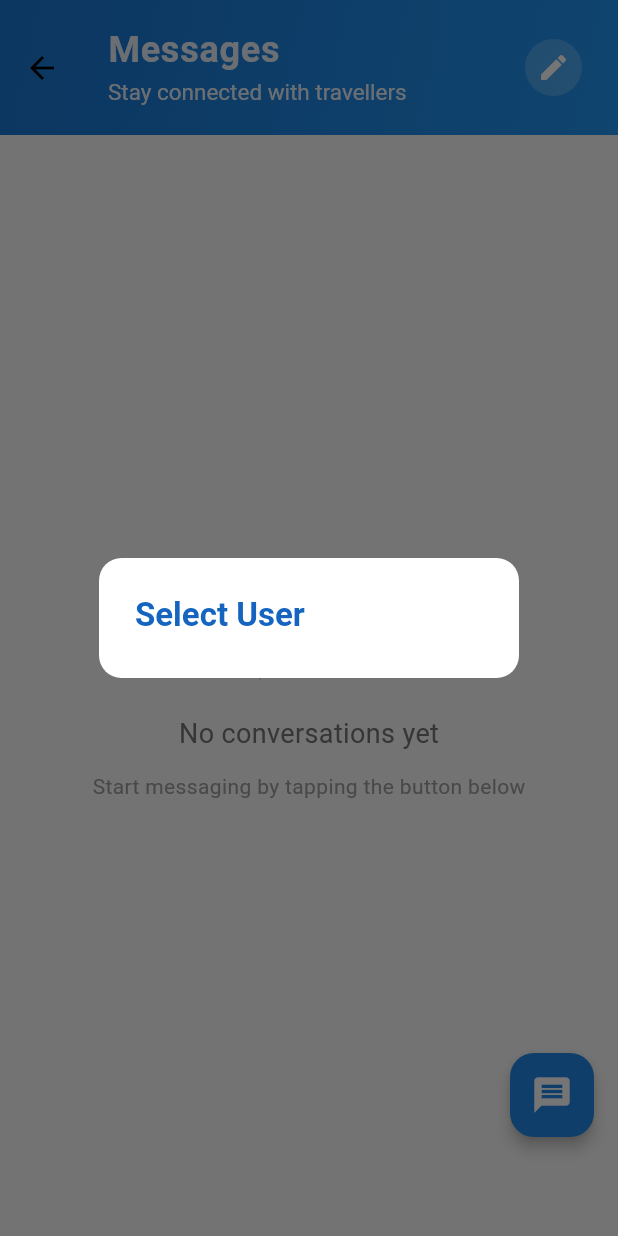
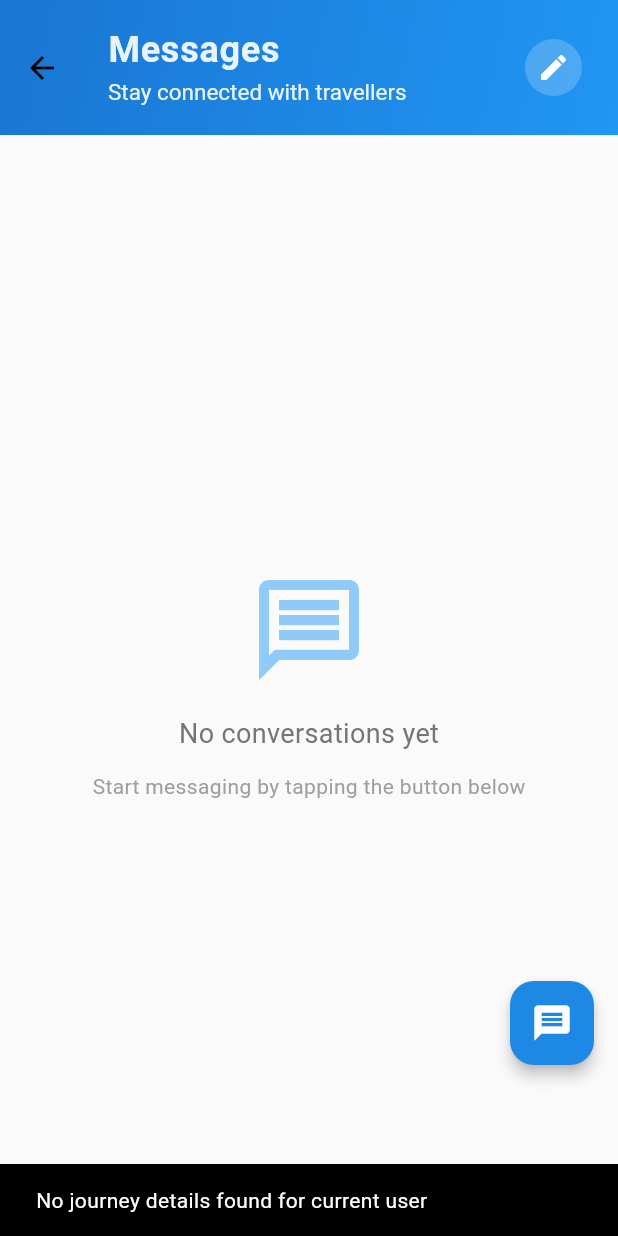
Before and after one commit to radha231/DEP25-G01-NavBharat_RailSangam, a Flutter app: the HomeScreen screen opened directly, after a tap on the "edit" icon, on a phone screen of 412 x 824 dp. Run offline on Flutter 3.47's test engine with Material 3 defaults, Android fonts, the phone set to English and light mode, and no system bars; our stand-ins replace audioplayers, cloud_firestore, dropdown_button2, firebase_auth, firebase_core, firebase_database and 6 more; accounts and stored records are empty.

Commit message:
Update chats_page.dart

```diff
--- a/lib/chatting/page/chats_page.dart
+++ b/lib/chatting/page/chats_page.dart
@@ -99,40 +99,118 @@ class _HomeScreenState extends State<HomeScreen> {
   }
 
   void _showMessageDialog() async {
-    final users = await firestore.collection('Users').get();
-    final userOptions = users.docs.map((doc) {
+    // First get current user's journey details
+    final currentUserJourney = await firestore.collection('Journey')
+        .where('email_id', isEqualTo: _currentUserEmail)
+        .limit(1)
+        .get();
+
+    if (currentUserJourney.docs.isEmpty) {
+      ScaffoldMessenger.of(context).showSnackBar(
+        SnackBar(content: Text('No journey details found for current user')),
+      );
+      return;
+    }
+
+    final journeyData = currentUserJourney.docs.first.data();
+    final trainNo = journeyData['train_no'];
+    final coachNo = journeyData['coach_number'];
+    final travelDate = journeyData['travel_date'];
+
+    // Get all users in same journey
+    final sameJourneyUsers = await firestore.collection('Journey')
+        .where('train_no', isEqualTo: trainNo)
+        .where('coach_number', isEqualTo: coachNo)
+        .where('travel_date', isEqualTo: travelDate)
+        .get();
+
+    if (sameJourneyUsers.docs.isEmpty) {
+      ScaffoldMessenger.of(context).showSnackBar(
+        SnackBar(content: Text('No fellow travelers found')),
+      );
+      return;
+    }
+
+    // Extract unique email IDs (excluding current user)
+    final userEmails = sameJourneyUsers.docs
+        .map((doc) => doc['email_id'] as String)
+        .where((email) => email != _currentUserEmail)
+        .toSet()
+        .toList();
+
+    if (userEmails.isEmpty) {
+      ScaffoldMessenger.of(context).showSnackBar(
+        SnackBar(content: Text('No other travelers in your coach')),
+      );
+      return;
+    }
+
+    // Get user details for these emails
+    final usersSnapshot = await firestore.collection('Users')
+        .where('email_Id', whereIn: userEmails)
+        .get();
+
+    final userOptions = usersSnapshot.docs.map((doc) {
       return {
         'email': doc.get('email_Id'),
         'name': doc.get('Name'),
+        'avatar': doc.get('avatarUrl'),
       };
     }).toList();
 
     final selectedUser = await showDialog(
       context: context,
-      builder: (context) {
-        return SimpleDialog(
-          title: Text('Select User', style: TextStyle(color: Colors.blue.shade800, fontWeight: FontWeight.bold)),
-          shape: RoundedRectangleBorder(borderRadius: BorderRadius.circular(15)),
-          children: userOptions.map((user) => SimpleDialogOption(
+      builder: (context) => SimpleDialog(
+        title: Text('Select Travel Companion',
+            style: TextStyle(
+                color: Colors.blue.shade800,
+                fontWeight: FontWeight.bold)),
+        shape: RoundedRectangleBorder(
+            borderRadius: BorderRadius.circular(15)),
+        children: [
+          if (userOptions.isEmpty)
+            Padding(
+              padding: EdgeInsets.all(16),
+              child: Text('No travelers found in your coach'),
+            )
+          else
+            ...userOptions.map((user) => SimpleDialogOption(
               child: Container(
                 padding: EdgeInsets.symmetric(vertical: 8),
                 child: Row(
                   children: [
                     CircleAvatar(
+                      radius: 20,
                       backgroundColor: Colors.blue.shade100,
-                    child: Text(user['name'][0], style: TextStyle(color: Colors.blue.shade800)),
+                      backgroundImage: user['avatar'] != null
+                          ? NetworkImage(user['avatar'])
+                          : null,
+                      child: user['avatar'] == null
+                          ? Text(user['name'][0].toUpperCase(),
+                          style: TextStyle(color: Colors.blue.shade800))
+                          : null,
                     ),
                     SizedBox(width: 12),
-                  Text(user['name'], style: TextStyle(fontSize: 16)),
+                    Column(
+                      crossAxisAlignment: CrossAxisAlignment.start,
+                      children: [
+                        Text(user['name'],
+                            style: TextStyle(fontSize: 16)),
+                        Text(user['email'],
+                            style: TextStyle(
+                                fontSize: 12,
+                                color: Colors.grey)),
+                      ],
+                    ),
                   ],
                 ),
               ),
               onPressed: () {
                 Navigator.of(context).pop(user);
               },
-          )).toList(),
-        );
-      },
+            )),
+        ],
+      ),
     );
 
     if (selectedUser != null) {
@@ -141,9 +219,12 @@ class _HomeScreenState extends State<HomeScreen> {
         context: context,
         builder: (context) {
           return AlertDialog(
-            shape: RoundedRectangleBorder(borderRadius: BorderRadius.circular(15)),
-            title: Text('Send Message to ${selectedUser['name']}',
-                style: TextStyle(fontWeight: FontWeight.bold, color: Colors.blue.shade800)),
+            shape: RoundedRectangleBorder(
+                borderRadius: BorderRadius.circular(15)),
+            title: Text('Message ${selectedUser['name']}',
+                style: TextStyle(
+                    fontWeight: FontWeight.bold,
+                    color: Colors.blue.shade800)),
             content: TextField(
               controller: messageController,
               decoration: InputDecoration(
@@ -161,17 +242,16 @@ class _HomeScreenState extends State<HomeScreen> {
             ),
             actions: [
               TextButton(
-                onPressed: () {
-                  Navigator.of(context).pop();
-                },
-                child: Text('Cancel', style: TextStyle(color: Colors.grey)),
+                onPressed: () => Navigator.pop(context),
+                child: Text('Cancel',
+                    style: TextStyle(color: Colors.grey)),
               ),
               ElevatedButton(
                 onPressed: () async {
                   final message = messageController.text;
                   if (message.isNotEmpty) {
                     await _sendMessage(selectedUser['email'], message);
-                    Navigator.of(context).pop();
+                    Navigator.pop(context);
                   }
                 },
                 style: ElevatedButton.styleFrom(
@@ -189,7 +269,6 @@ class _HomeScreenState extends State<HomeScreen> {
       );
     }
   }
-
   @override
   Widget build(BuildContext context) {
     return Scaffold(
```
Lines whose indentation alone changed are shown as unchanged.
